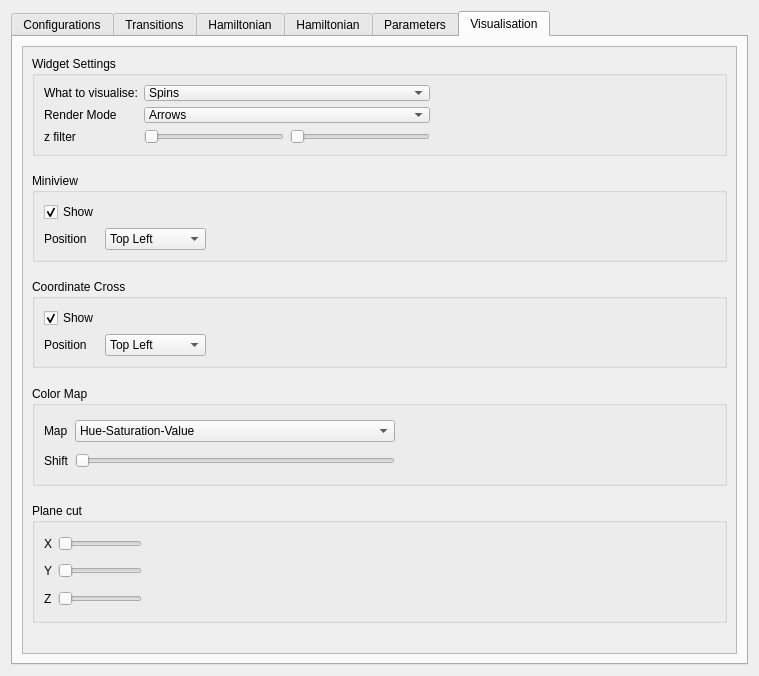
spirit-code/spirit, file ui-qt/ui/SettingsWidget.ui: the form before one commit.
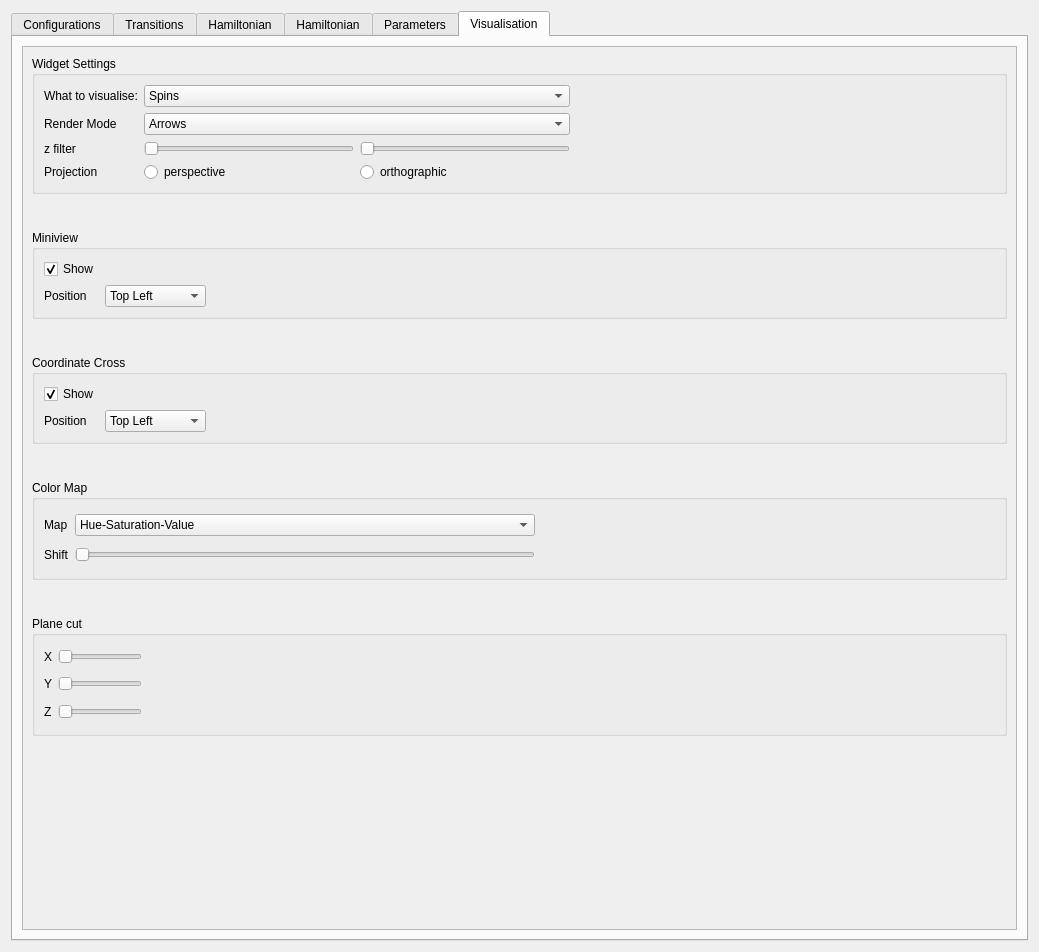
The form after the commit. The open tabs and pages were chosen to show the change.

Commit message: Added settings for projection mode

The edit to the form file:
```diff
--- a/ui-qt/ui/SettingsWidget.ui
+++ b/ui-qt/ui/SettingsWidget.ui
@@ -6,8 +6,8 @@
    <rect>
     <x>0</x>
     <y>0</y>
-    <width>759</width>
-    <height>676</height>
+    <width>1039</width>
+    <height>952</height>
    </rect>
   </property>
   <property name="minimumSize">
@@ -2870,8 +2870,8 @@
            <rect>
             <x>0</x>
             <y>0</y>
-            <width>715</width>
-            <height>612</height>
+            <width>983</width>
+            <height>879</height>
            </rect>
           </property>
           <layout class="QVBoxLayout" name="verticalLayout_4">
@@ -2980,6 +2980,31 @@
                 </item>
                </layout>
               </item>
+              <item row="3" column="5">
+               <layout class="QHBoxLayout" name="horizontalLayout">
+                <item>
+                 <widget class="QRadioButton" name="radioButton_perspectiveProjection">
+                  <property name="text">
+                   <string>perspective</string>
+                  </property>
+                 </widget>
+                </item>
+                <item>
+                 <widget class="QRadioButton" name="radioButton_orthographicProjection">
+                  <property name="text">
+                   <string>orthographic</string>
+                  </property>
+                 </widget>
+                </item>
+               </layout>
+              </item>
+              <item row="3" column="0">
+               <widget class="QLabel" name="label_46">
+                <property name="text">
+                 <string>Projection</string>
+                </property>
+               </widget>
+              </item>
              </layout>
             </widget>
            </item>
```
Left out of the diff: 32 changed lines with no effect on the pictures. The commit also changes 1 other file.
